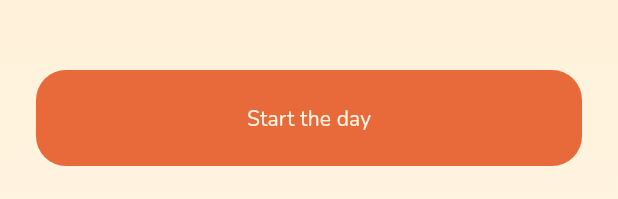
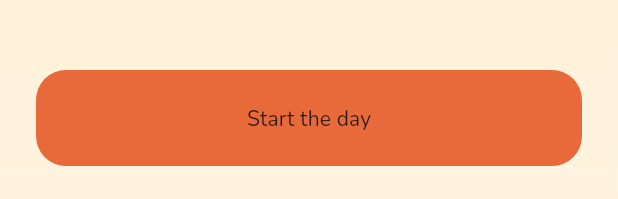
Before and after one commit to migdlp/gentle-alarm, a Flutter app: the GreetingView widget shown alone on an empty page, opened directly, on a phone screen of 412 x 824 dp. Shown: the part 1034-1233 px from the top of the screen. Run offline on Flutter 3.47's test engine with Material 3 defaults, Android fonts, the phone set to English and light mode, and no system bars; our stand-ins replace flutter_riverpod, shared_preferences; accounts and stored records are empty.

```diff
--- /dev/null
+++ b/lib/src/core/widgets/scroll_body.dart
@@ -0,0 +1,21 @@
+import 'package:flutter/material.dart';
+
+/// Contenido que ocupa al menos la altura disponible (permite `Spacer`) y
+/// se desplaza si, por ejemplo con el texto al 200 %, no cabe.
+class ScrollBody extends StatelessWidget {
+  const ScrollBody({super.key, required this.child});
+
+  final Widget child;
+
+  @override
+  Widget build(BuildContext context) {
+    return LayoutBuilder(
+      builder: (context, constraints) => SingleChildScrollView(
+        child: ConstrainedBox(
+          constraints: BoxConstraints(minHeight: constraints.maxHeight),
+          child: IntrinsicHeight(child: child),
+        ),
+      ),
+    );
+  }
+}
--- a/lib/src/features/ring/ui/confirm_view.dart
+++ b/lib/src/features/ring/ui/confirm_view.dart
@@ -3,6 +3,7 @@ import 'package:flutter_riverpod/flutter_riverpod.dart';
 import 'package:gentle_alarm/l10n/gen/app_localizations.dart';
 import 'package:gentle_alarm/src/core/platform/ring_channel.dart';
 import 'package:gentle_alarm/src/core/theme/palette.dart';
+import 'package:gentle_alarm/src/core/widgets/scroll_body.dart';
 import 'package:gentle_alarm/src/features/ring/domain/sunrise.dart';
 
 class ConfirmView extends ConsumerWidget {
@@ -23,6 +24,7 @@ class ConfirmView extends ConsumerWidget {
       child: SafeArea(
         child: Padding(
           padding: const EdgeInsets.all(24),
+          child: ScrollBody(
             child: Column(
               mainAxisAlignment: MainAxisAlignment.center,
               children: [
@@ -54,7 +56,7 @@ class ConfirmView extends ConsumerWidget {
                   child: FilledButton(
                     style: FilledButton.styleFrom(
                       backgroundColor: Palette.accent,
-                    foregroundColor: Palette.cream,
+                      foregroundColor: Palette.inkOnLight,
                     ),
                     onPressed: ref.read(ringChannelProvider).confirmAwake,
                     child: Text(
@@ -67,6 +69,7 @@ class ConfirmView extends ConsumerWidget {
             ),
           ),
         ),
+      ),
     );
   }
 }
--- a/lib/src/features/ring/ui/greeting_view.dart
+++ b/lib/src/features/ring/ui/greeting_view.dart
@@ -7,6 +7,7 @@ import 'package:gentle_alarm/src/core/platform/ring_channel.dart';
 import 'package:gentle_alarm/src/core/theme/palette.dart';
 import 'package:gentle_alarm/src/core/time/clock.dart';
 import 'package:gentle_alarm/src/core/time/format.dart';
+import 'package:gentle_alarm/src/core/widgets/scroll_body.dart';
 import 'package:gentle_alarm/src/features/greeting/domain/phrase_picker.dart';
 import 'package:gentle_alarm/src/features/greeting/domain/weather_text.dart';
 import 'package:gentle_alarm/src/features/greeting/state/weather_providers.dart';
@@ -55,17 +56,27 @@ class _GreetingViewState extends ConsumerState<GreetingView> {
       child: SafeArea(
         child: Padding(
           padding: const EdgeInsets.all(24),
+          child: ScrollBody(
             child: Column(
               crossAxisAlignment: CrossAxisAlignment.center,
               children: [
                 const SizedBox(height: 24),
                 Text(
                   l10n.greetingTitle,
-                style: ink.copyWith(fontSize: 32, fontWeight: FontWeight.w700),
+                  style: ink.copyWith(
+                    fontSize: 32,
+                    fontWeight: FontWeight.w700,
                   ),
-              Text(
+                ),
+                FittedBox(
+                  fit: BoxFit.scaleDown,
+                  child: Text(
                     formatTime(context, now.hour, now.minute),
-                style: ink.copyWith(fontSize: 72, fontWeight: FontWeight.w600),
+                    style: ink.copyWith(
+                      fontSize: 72,
+                      fontWeight: FontWeight.w600,
+                    ),
+                  ),
                 ),
                 if (weather != null && condition != null)
                   Text(
@@ -92,7 +103,7 @@ class _GreetingViewState extends ConsumerState<GreetingView> {
                   child: FilledButton(
                     style: FilledButton.styleFrom(
                       backgroundColor: Palette.accent,
-                    foregroundColor: Palette.cream,
+                      foregroundColor: Palette.inkOnLight,
                     ),
                     onPressed: ref.read(ringChannelProvider).finishGreeting,
                     child: Text(l10n.startDay),
@@ -102,6 +113,7 @@ class _GreetingViewState extends ConsumerState<GreetingView> {
             ),
           ),
         ),
+      ),
     );
   }
 }
--- a/lib/src/features/ring/ui/sunrise_view.dart
+++ b/lib/src/features/ring/ui/sunrise_view.dart
@@ -76,6 +76,8 @@ class SunriseView extends ConsumerWidget {
           ),
         ),
         child: Center(
+          child: FittedBox(
+            fit: BoxFit.scaleDown,
             child: Text(
               time,
               style: const TextStyle(
@@ -87,6 +89,7 @@ class SunriseView extends ConsumerWidget {
             ),
           ),
         ),
+      ),
     );
   }
 }
--- a/lib/src/features/settings/ui/settings_screen.dart
+++ b/lib/src/features/settings/ui/settings_screen.dart
@@ -124,7 +124,8 @@ class _Header extends StatelessWidget {
     child: Text(
       text,
       style: Theme.of(context).textTheme.titleMedium?.copyWith(
-        color: Theme.of(context).colorScheme.primary,
+        color: Theme.of(context).colorScheme.onSurface,
+        fontWeight: FontWeight.w700,
       ),
     ),
   );
```
Also changed, not shown: lib/src/features/onboarding/ui/onboarding_screen.dart (+8 -1 lines), lib/src/features/ring/ui/ringing_view.dart (+19 -7 lines), 3 other files. Lines whose indentation alone changed are shown as unchanged.
